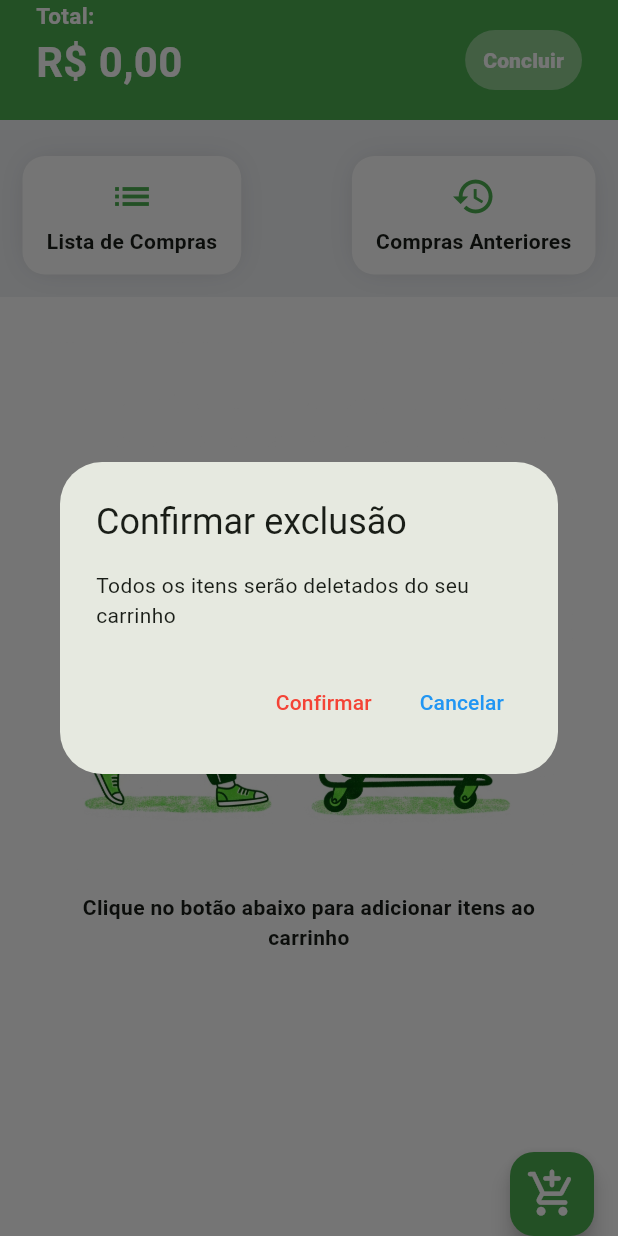
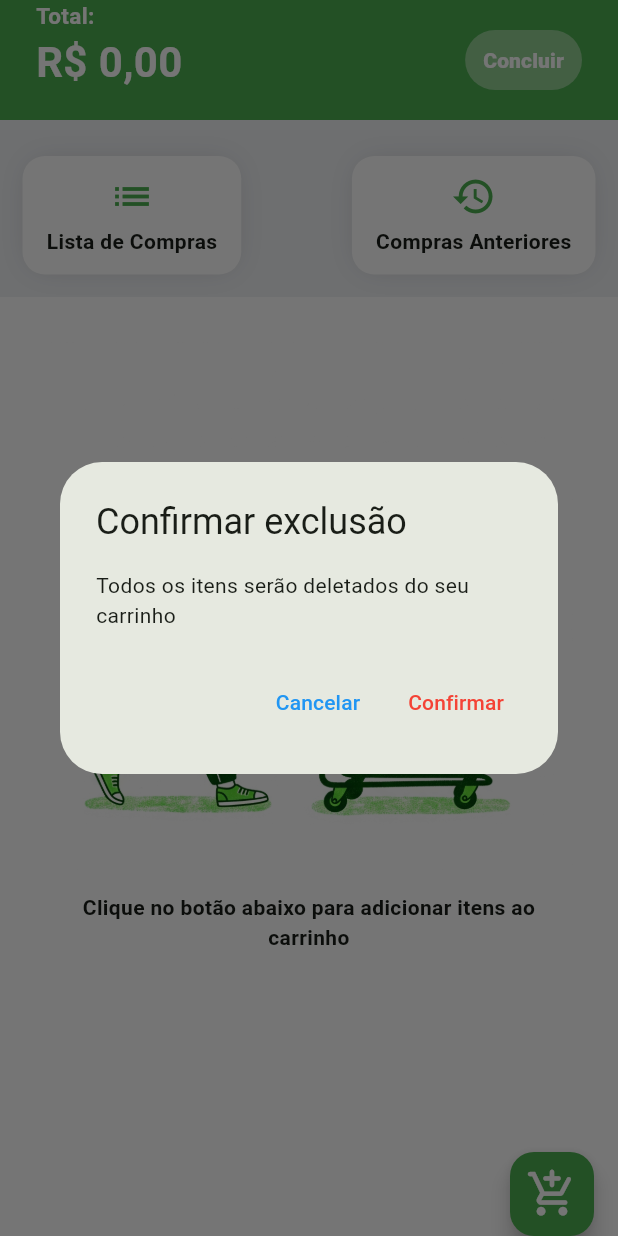
Before and after one commit to devcsuzarte/easy_cart, a Flutter app: the screen it shows after launch, after a tap on "Concluir", on a phone screen of 412 x 824 dp. Run offline on Flutter 3.47's test engine with Material 3 defaults, Android fonts, the phone set to English and light mode, and no system bars; our stand-ins replace currency_text_input_formatter, image_picker, sqflite, stacked; missing offline and left inert: google_mlkit_text_recognition; accounts and stored records are empty.

Commit message:
fix: handle ammunt pand rprice

```diff
--- a/lib/ui/cart/cart_page.dart
+++ b/lib/ui/cart/cart_page.dart
@@ -51,9 +51,6 @@ class _CartPageState extends State<CartPage> {
 								context: context,
 								defaultFunction: (){
 									model.cleanCartList();
-									Navigator.pop(context);
-								},
-								alternativeFunction: () {
 									Navigator.pop(context);
 								},
 								altFunctionMessage: 'Cancelar',
@@ -148,7 +145,7 @@ class _CartPageState extends State<CartPage> {
 
 						(!model.isBusy && products.isNotEmpty) ? Expanded(
 							child: Padding(
-								padding: const EdgeInsets.symmetric(horizontal:  15),
+								padding: const EdgeInsets.all(15),
 								child: ListView.separated(
 									itemBuilder: (context, index) => CartItem(
 										onPress: () {
--- a/lib/ui/scan/scan_screen.dart
+++ b/lib/ui/scan/scan_screen.dart
@@ -172,14 +172,13 @@ class _ScanScreenState extends State<ScanScreen> {
 										fontWeight: FontWeight.bold
 									),
 									decoration: InputDecoration(
-										hintText: 'Preço',
 										border: InputBorder.none
 									),
 									onChanged: (value) {
 										if(value.isEmpty) {
 											textPriceController.text = _formatter.formatString('0');
 										}
-										model.updateTotalPrice(value);
+										model.onPriceChanged(value);
 									},
 								)
 							)
--- a/lib/ui/scan/scan_viewmodel.dart
+++ b/lib/ui/scan/scan_viewmodel.dart
@@ -96,6 +96,12 @@ class ScanViewmodel extends FutureViewModel {
 		notifyListeners();
 	}
 
+	void onPriceChanged(String newPrice) {
+		price.value = newPrice;
+		total.value = PriceUtils.getPriceTotal(price.value, amount.value);
+		notifyListeners();
+	}
+
 	void updateTotalPrice(String newPrice) {
 		total.value = PriceUtils.getPriceTotal(price.value, amount.value);
 		notifyListeners();
--- a/lib/ui/widgets/dialog.dart
+++ b/lib/ui/widgets/dialog.dart
@@ -1,8 +1,6 @@
 import 'dart:io';
-
 import 'package:flutter/cupertino.dart';
 import 'package:flutter/material.dart';
-import 'package:easy_cart/core/constants.dart';
 
 class DefaultDialog {
   final BuildContext context;
@@ -52,7 +50,7 @@ class DefaultDialog {
                       ),
                     ),
                     onPressed: () {
-							if(alternativeFunction != null){
+                      if(alternativeFunction != null) {
                         alternativeFunction!();
                       }
                       Navigator.pop(context);
@@ -79,6 +77,20 @@ class DefaultDialog {
               content: Text(message),
               actions: [
                 TextButton(
+                  onPressed: () {
+                    if (alternativeFunction != null) {
+                      alternativeFunction!();
+                    }
+                    Navigator.pop(context);
+                  },
+                  child: Text(
+                    altFunctionMessage!,
+                    style: TextStyle(
+                        color: Colors.blue
+                    ),
+                  ),
+                ),
+                TextButton(
                   onPressed: () => defaultFunction(),
                   child: Text(
                       buttonTitle,
@@ -87,19 +99,6 @@ class DefaultDialog {
                       )
                   ),
                 ),
-						TextButton(
-							onPressed: () {
-								if(alternativeFunction != null){
-									alternativeFunction!();
-								}
-							},
-							child: Text(
-								altFunctionMessage!,
-								style: TextStyle(
-										color: Colors.blue
-								),
-							),
-						)
               ]
           );
         }
```
Lines whose indentation alone changed are shown as unchanged.
